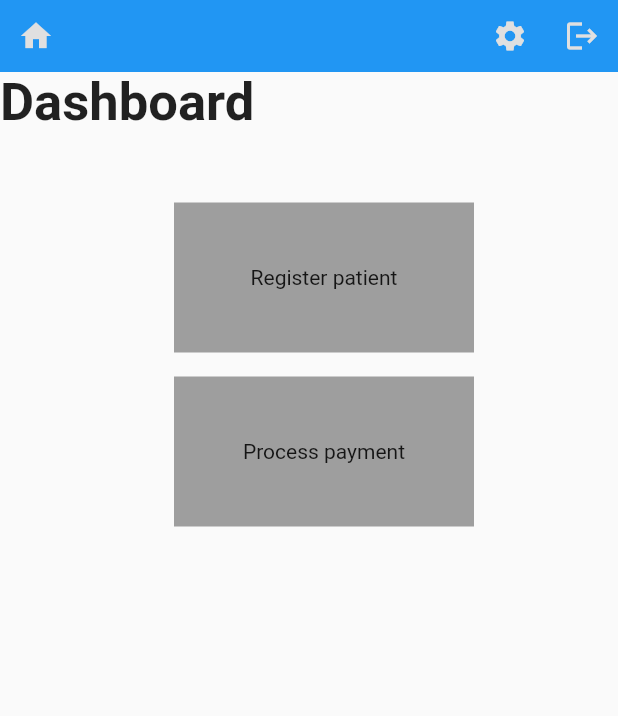
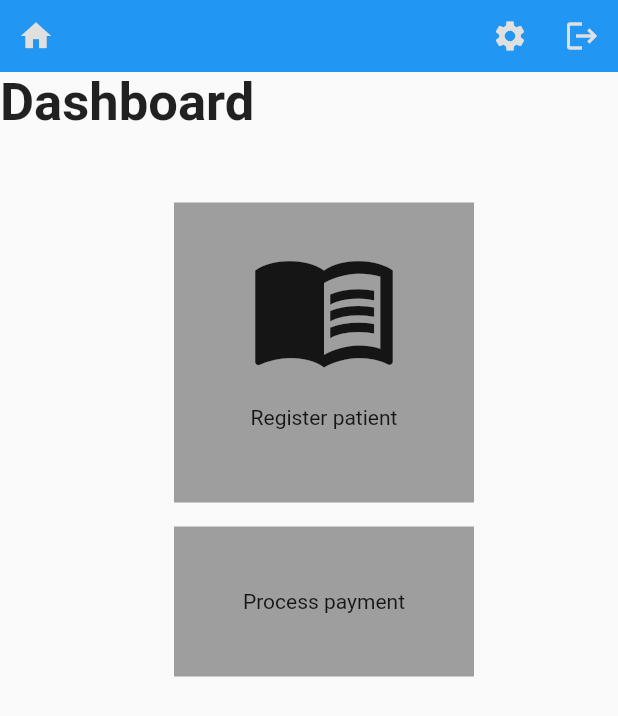
Before and after one commit to ksch-workflows/hospital-administration, a Flutter app: the screen it shows after launch, on a phone screen of 412 x 824 dp. Shown: the top 716 px of the screen. Run offline on Flutter 3.47's test engine with Material 2 defaults, Android fonts, the phone set to English and light mode, and no system bars.

Commit message:
WIP  [ci skip]

```diff
--- a/registration/lib/dashboard.dart
+++ b/registration/lib/dashboard.dart
@@ -26,15 +26,26 @@ class RegistrationDashboard extends StatelessWidget {
               children: [
                 Padding(
                   padding: EdgeInsets.fromLTRB(16, 16, 0, 0),
-                  child: Ink(
-                    color: Colors.grey,
-                    width: 200.0,
-                    height: 100.0,
-                    child: InkWell(
-                        onTap: () {},
-                        child: Center(
-                          child: Text('Register patient'),
-                        )),
+                  child: InkWell(
+                    child: Ink(
+                      width: 200,
+                      height: 200,
+                      color: Colors.grey,
+                      child: Container(
+                        padding: EdgeInsets.all(20),
+                        child: Column(
+                          children: [
+                            Icon(
+                              Icons.menu_book,
+                              size: 100,
+                            ),
+                            SizedBox(height: 15,),
+                            Text("Register patient"),
+                          ],
+                        ),
+                      ),
+                    ),
+                    onTap: () => print("TODO: Open 'Register patient' screen."),
                   ),
                 ),
                 Padding(
```
